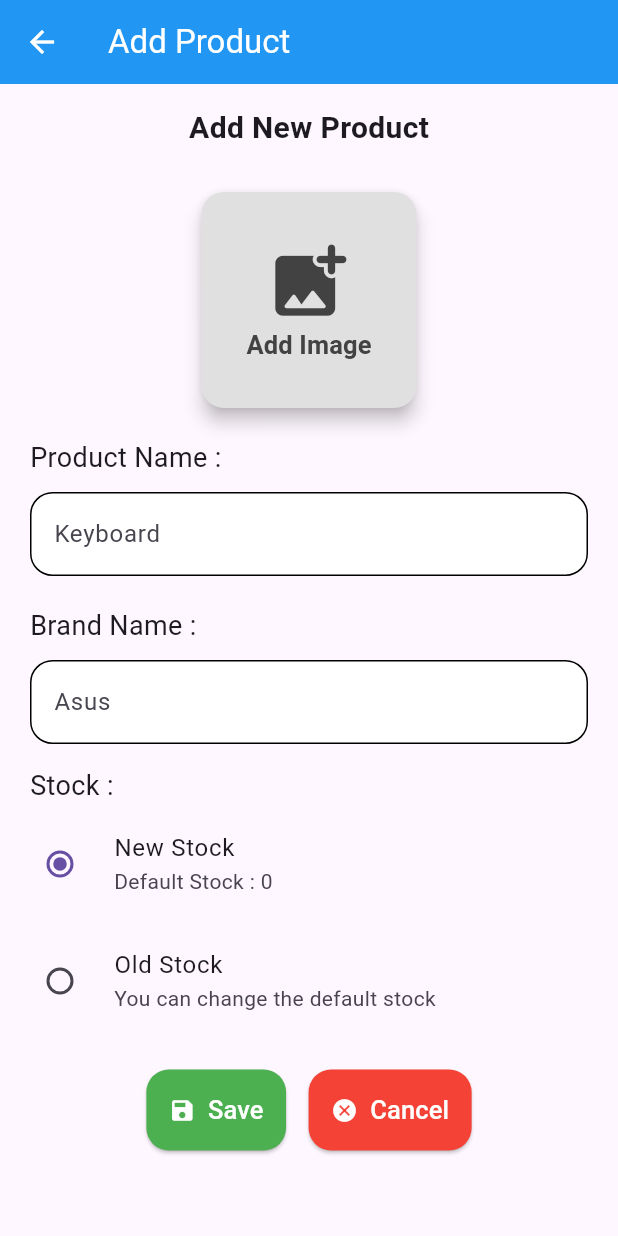
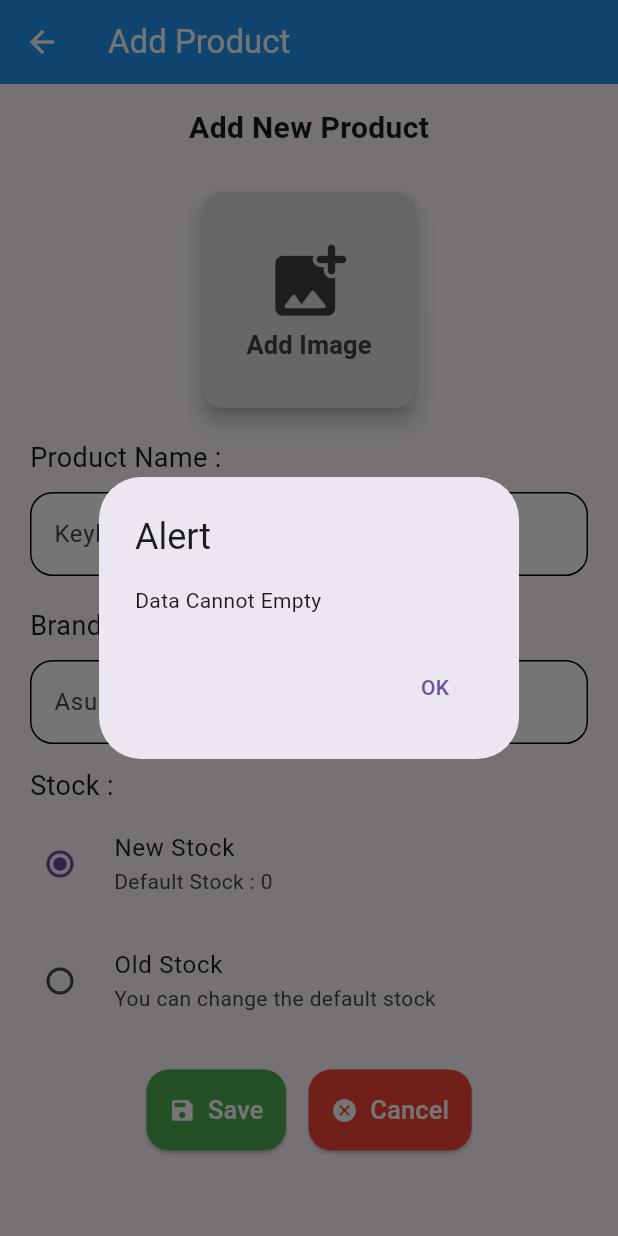
Before and after one commit to Delwinnn/Normal_IF-B_Sore, a Flutter app: the AddStock screen opened directly, after a tap on "Save", on a phone screen of 412 x 824 dp. Run offline on Flutter 3.47's test engine with Material 3 defaults, Android fonts, the phone set to English and light mode, and no system bars; our stand-ins replace image_picker; network calls fail.

Commit message:
mengubah link menjadi widget image, dan menambah bbrp function

```diff
--- a/lib/provider.dart
+++ b/lib/provider.dart
@@ -1,3 +1,5 @@
+import 'dart:io';
+
 import 'package:flutter/material.dart';
 
 class Company{
@@ -39,45 +41,169 @@ class ProviderGudang extends ChangeNotifier{
       ]
     ],
     product: [
-      ["https://down-id.img.susercontent.com/file/id-11134207-7r992-lsct022cl52179","EKL Hanger Baju Merah","EKL",230],
-      ["https://down-id.img.susercontent.com/file/id-11134207-7r98r-lsct022cibx568","EKL Gantungan Baju Lidi Plastik","EKL",230],
-      ["https://down-id.img.susercontent.com/file/id-11134207-7r992-lsct022cjqhl13","EKL Ember Cor Plastik Hijau","EKL",250],
-      ["https://down-id.img.susercontent.com/file/id-11134207-7r98v-lsct022cgxmu09","EKL Baskom Plastik 042 Ukuran Sedang","EKL",300],
-      ["https://down-id.img.susercontent.com/file/id-11134207-7r990-lsct022cny6xe5","EKL Baskom Plastik 783 Ukuran Besar","EKL",300],
-      ["https://down-id.img.susercontent.com/file/id-11134207-7r98y-lthnk07b51xe03","OllO Keran Air PVC Premium Ukuran 1/2","OllO",200],
-      ["https://down-id.img.susercontent.com/file/id-11134207-7r98u-lt7kukaiu8ue77","Raskam Plastik PVC EKL Premium Quality","EKL",220],
-      ["https://down-id.img.susercontent.com/file/id-11134207-7r98z-lti1e8325da029","OllO Keran Air Putar PVC Premium ukuran 1/2","OllO",250],
+      [Image(
+        image: NetworkImage('https://down-id.img.susercontent.com/file/id-11134207-7r992-lsct022cl52179'),
+        height: 90,
+        width: 90,
+        fit: BoxFit.contain,
+      ),
+      "EKL Hanger Baju Merah","EKL",230],
+      [Image(
+        image: NetworkImage('https://down-id.img.susercontent.com/file/id-11134207-7r98r-lsct022cibx568'),
+        height: 90,
+        width: 90,
+        fit: BoxFit.contain,
+      ),
+      "EKL Gantungan Baju Lidi Plastik","EKL",230],
+      [Image(
+        image: NetworkImage('https://down-id.img.susercontent.com/file/id-11134207-7r992-lsct022cjqhl13'),
+        height: 90,
+        width: 90,
+        fit: BoxFit.contain,
+      ),"EKL Ember Cor Plastik Hijau","EKL",250],
+      [Image(
+        image: NetworkImage('https://down-id.img.susercontent.com/file/id-11134207-7r98v-lsct022cgxmu09'),
+        height: 90,
+        width: 90,
+        fit: BoxFit.contain,
+      ),"EKL Baskom Plastik 042 Ukuran Sedang","EKL",300],
+      [Image(
+        image: NetworkImage('https://down-id.img.susercontent.com/file/id-11134207-7r990-lsct022cny6xe5'),
+        height: 90,
+        width: 90,
+        fit: BoxFit.contain,
+      ),"EKL Baskom Plastik 783 Ukuran Besar","EKL",300],
+      [Image(
+        image: NetworkImage('https://down-id.img.susercontent.com/file/id-11134207-7r98y-lthnk07b51xe03'),
+        height: 90,
+        width: 90,
+        fit: BoxFit.contain,
+      ),"OllO Keran Air PVC Premium Ukuran 1/2","OllO",200],
+      [Image(
+        image: NetworkImage('https://down-id.img.susercontent.com/file/id-11134207-7r98u-lt7kukaiu8ue77'),
+        height: 90,
+        width: 90,
+        fit: BoxFit.contain,
+      ),"Raskam Plastik PVC EKL Premium Quality","EKL",220],
+      [Image(
+        image: NetworkImage('https://down-id.img.susercontent.com/file/id-11134207-7r98z-lti1e8325da029'),
+        height: 90,
+        width: 90,
+        fit: BoxFit.contain,
+      ),"OllO Keran Air Putar PVC Premium ukuran 1/2","OllO",250],
     ],
     salescode: 3,
     sales: [
       ["S000001","05-03-2024","Jokiiii","SELLER",
-      [["https://down-id.img.susercontent.com/file/id-11134207-7r992-lsct022cl52179","EKL Hanger Baju Merah",22000,70],
-      ["https://down-id.img.susercontent.com/file/id-11134207-7r992-lsct022cjqhl13","EKL Ember Cor Plastik Hijau",15000,50]],
+      [
+        [Image(
+          image: NetworkImage('https://down-id.img.susercontent.com/file/id-11134207-7r992-lsct022cl52179'),
+          height: 90,
+          width: 90,
+          fit: BoxFit.contain,
+        ),"EKL Hanger Baju Merah",22000,70],
+        [Image(
+          image: NetworkImage('https://down-id.img.susercontent.com/file/id-11134207-7r992-lsct022cjqhl13'),
+          height: 90,
+          width: 90,
+          fit: BoxFit.contain,
+        ),"EKL Ember Cor Plastik Hijau",15000,50]
+      ],
       2290000],
       ["S000002","10-03-2024","Bobyyyy","SELLER",
-      [["https://down-id.img.susercontent.com/file/id-11134207-7r98z-lti1e8325da029","OllO Keran Air Putar PVC Premium ukuran 1/2",30000,50],
-      ["https://down-id.img.susercontent.com/file/id-11134207-7r98y-lthnk07b51xe03","OllO Keran Air PVC Premium Ukuran 1/2",30000,100]],
+      [
+        [Image(
+          image: NetworkImage('https://down-id.img.susercontent.com/file/id-11134207-7r98z-lti1e8325da029'),
+          height: 90,
+          width: 90,
+          fit: BoxFit.contain,
+        ),"OllO Keran Air Putar PVC Premium ukuran 1/2",30000,50],
+        [Image(
+          image: NetworkImage('https://down-id.img.susercontent.com/file/id-11134207-7r98y-lthnk07b51xe03'),
+          height: 90,
+          width: 90,
+          fit: BoxFit.contain,
+        ),"OllO Keran Air PVC Premium Ukuran 1/2",30000,100]
+      ],
       4500000],
       ["S000003","20-03-2024","Pinyyyy","OWNER",
-      [["https://down-id.img.susercontent.com/file/id-11134207-7r98u-lt7kukaiu8ue77","Raskam Plastik PVC EKL Premium Quality",60000,80],
-      ["https://down-id.img.susercontent.com/file/id-11134207-7r98r-lsct022cibx568","EKL Gantungan Baju Lidi Plastik",18000,70],],
+      [
+        [Image(
+          image: NetworkImage('https://down-id.img.susercontent.com/file/id-11134207-7r98u-lt7kukaiu8ue77'),
+          height: 90,
+          width: 90,
+          fit: BoxFit.contain,
+        ),"Raskam Plastik PVC EKL Premium Quality",60000,80],
+        [Image(
+          image: NetworkImage('https://down-id.img.susercontent.com/file/id-11134207-7r98r-lsct022cibx568'),
+          height: 90,
+          width: 90,
+          fit: BoxFit.contain,
+        ),"EKL Gantungan Baju Lidi Plastik",18000,70],
+      ],
       6060000],
     ],
     purchasecode: 3,
     purchase: [
       ["P000001","05-03-2024","Budiiiii","PURCHASER",
-      [["https://down-id.img.susercontent.com/file/id-11134207-7r992-lsct022cl52179","EKL Hanger Baju Merah",15000,300],
-      ["https://down-id.img.susercontent.com/file/id-11134207-7r992-lsct022cjqhl13","EKL Ember Cor Plastik Hijau",15000,300],
-      ["https://down-id.img.susercontent.com/file/id-11134207-7r98r-lsct022cibx568","EKL Gantungan Baju Lidi Plastik",12000,300]],
+      [
+        [Image(
+          image: NetworkImage('https://down-id.img.susercontent.com/file/id-11134207-7r992-lsct022cl52179'),
+          height: 90,
+          width: 90,
+          fit: BoxFit.contain,
+        ),"EKL Hanger Baju Merah",15000,300],
+        [Image(
+          image: NetworkImage('https://down-id.img.susercontent.com/file/id-11134207-7r992-lsct022cjqhl13'),
+          height: 90,
+          width: 90,
+          fit: BoxFit.contain,
+        ),"EKL Ember Cor Plastik Hijau",15000,300],
+        [Image(
+          image: NetworkImage('https://down-id.img.susercontent.com/file/id-11134207-7r98r-lsct022cibx568'),
+          height: 90,
+          width: 90,
+          fit: BoxFit.contain,
+        ),"EKL Gantungan Baju Lidi Plastik",12000,300]
+      ],
       12600000],
       ["P000002","09-03-2024","Andiiiii","OWNER",
-      [["https://down-id.img.susercontent.com/file/id-11134207-7r98v-lsct022cgxmu09","EKL Baskom Plastik 042 Ukuran Sedang",30000,300],
-      ["https://down-id.img.susercontent.com/file/id-11134207-7r98u-lt7kukaiu8ue77","Raskam Plastik PVC EKL Premium Quality",35000,300],
-      ["https://down-id.img.susercontent.com/file/id-11134207-7r990-lsct022cny6xe5","EKL Baskom Plastik 783 Ukuran Besar",45000,300]],
+      [
+        [Image(
+          image: NetworkImage('https://down-id.img.susercontent.com/file/id-11134207-7r98v-lsct022cgxmu09'),
+          height: 90,
+          width: 90,
+          fit: BoxFit.contain,
+        ),"EKL Baskom Plastik 042 Ukuran Sedang",30000,300],
+        [Image(
+          image: NetworkImage('https://down-id.img.susercontent.com/file/id-11134207-7r98u-lt7kukaiu8ue77'),
+          height: 90,
+          width: 90,
+          fit: BoxFit.contain,
+        ),"Raskam Plastik PVC EKL Premium Quality",35000,300],
+        [Image(
+          image: NetworkImage('https://down-id.img.susercontent.com/file/id-11134207-7r990-lsct022cny6xe5'),
+          height: 90,
+          width: 90,
+          fit: BoxFit.contain,
+        ),"EKL Baskom Plastik 783 Ukuran Besar",45000,300]
+      ],
       33000000],
       ["P000003","11-03-2024","Rianaaaa","PURCHASER",
-      [["https://down-id.img.susercontent.com/file/id-11134207-7r98y-lthnk07b51xe03","OllO Keran Air PVC Premium Ukuran 1/2",25000,300],
-      ["https://down-id.img.susercontent.com/file/id-11134207-7r98z-lti1e8325da029","OllO Keran Air Putar PVC Premium ukuran 1/2",25000,300]],
+      [
+        [Image(
+          image: NetworkImage('https://down-id.img.susercontent.com/file/id-11134207-7r98y-lthnk07b51xe03'),
+          height: 90,
+          width: 90,
+          fit: BoxFit.contain,
+        ),"OllO Keran Air PVC Premium Ukuran 1/2",25000,300],
+        [Image(
+          image: NetworkImage('https://down-id.img.susercontent.com/file/id-11134207-7r98z-lti1e8325da029'),
+          height: 90,
+          width: 90,
+          fit: BoxFit.contain,
+        ),"OllO Keran Air Putar PVC Premium ukuran 1/2",25000,300]
+      ],
       15000000],
     ],
   );
@@ -120,8 +246,8 @@ void updatePassword(String username, String oldPassword, String newPassword) {
     notifyListeners();
   }
 
-  void addStock(BuildContext context, List item) {
-    if (item[0] == "" || item[1] == "" || item[2] == "" || (item[3] == 2 && item[4] == "")) {
+  void addStock(BuildContext context, List item, int? valimg) {
+    if (item[1] == "" || item[2] == "" || (item[3] == 2 && item[4] == "") || (item[0]==null || item[0]=="")) {
       showDialog(
         context: context,
         builder: (BuildContext context) {
@@ -160,7 +286,19 @@ void updatePassword(String username, String oldPassword, String newPassword) {
       );
     }
     else{
-      List result = [item[0], item[1], item[2], item[3]==2 ? int.parse(item[4]) : 0];
+      Widget gmbr = valimg==0
+      ? Image(
+        image: FileImage(File(item[0]!.path)),
+        height: 90,
+        width: 90,
+        fit: BoxFit.contain,
+      )
+      : Image(
+        image: NetworkImage(item[0]),
+        height: 90,
+        width: 90,
+      );
+      List result = [gmbr, item[1], item[2], item[3]==2 ? int.parse(item[4]) : 0];
       Gudang.product.add(result);
       Navigator.of(context).pop(true);
     }
```
